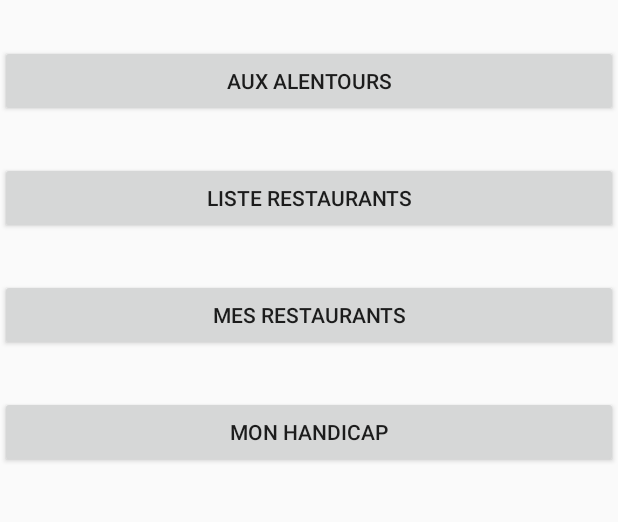
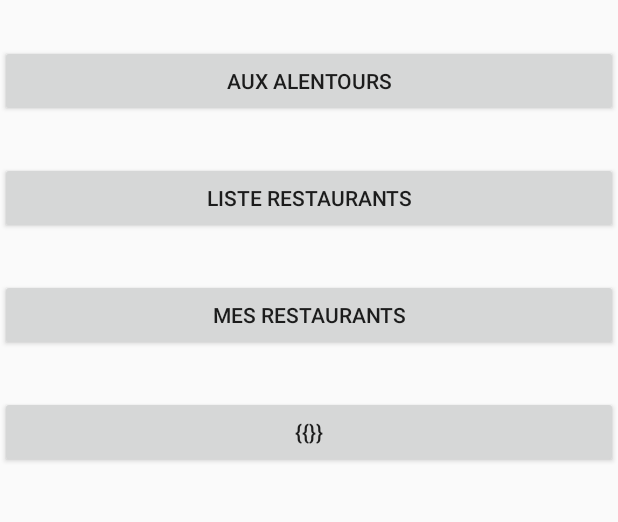
Before and after one commit to Symsystem/handiPlace, an Android app: the screen it shows after launch (MenuActivity), on a phone screen of 412 x 824 dp, the part 84-606 px from its top. Run offline under Robolectric (Android 15) with nearby library versions, the light colour scheme and no system bars; our stand-ins replace ButterKnife.

Commit message:
un peu de tout...

```diff
--- a/app/src/main/res/layout/activity_disabled_type.xml
+++ b/app/src/main/res/layout/activity_disabled_type.xml
@@ -28,7 +28,6 @@
                     android:id="@+id/disabled_type_1"
                     android:src="@drawable/disabled_icon"
                     android:layout_weight="1"
-
                     android:layout_marginLeft="10dp"
                     android:layout_marginRight="5dp"
                     android:adjustViewBounds="true"
--- a/app/src/main/res/layout/activity_main.xml
+++ b/app/src/main/res/layout/activity_main.xml
@@ -41,7 +41,7 @@
         <Button
             android:layout_width="match_parent"
             android:layout_height="wrap_content"
-            android:text="@string/type_handicap_button"
+            android:text="{{}}"
             android:id="@+id/typeHandicapButton"
             android:layout_marginTop="30dp"/>
     </LinearLayout>
```
